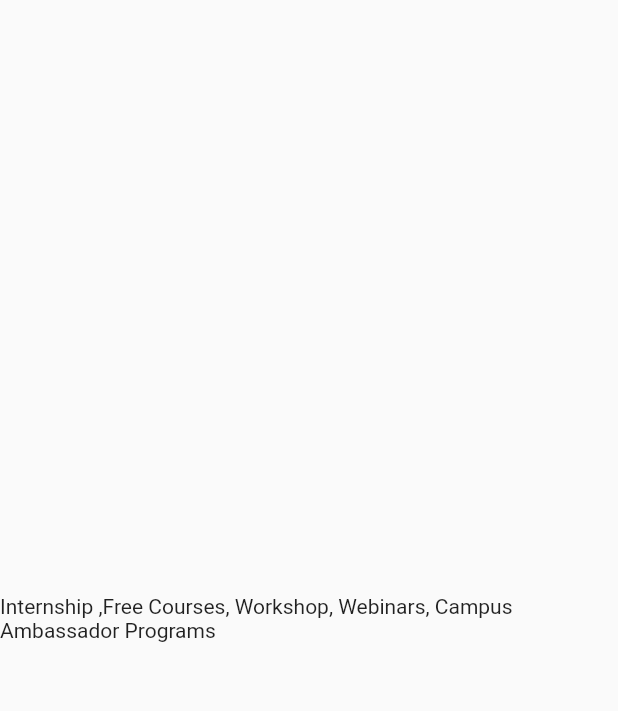
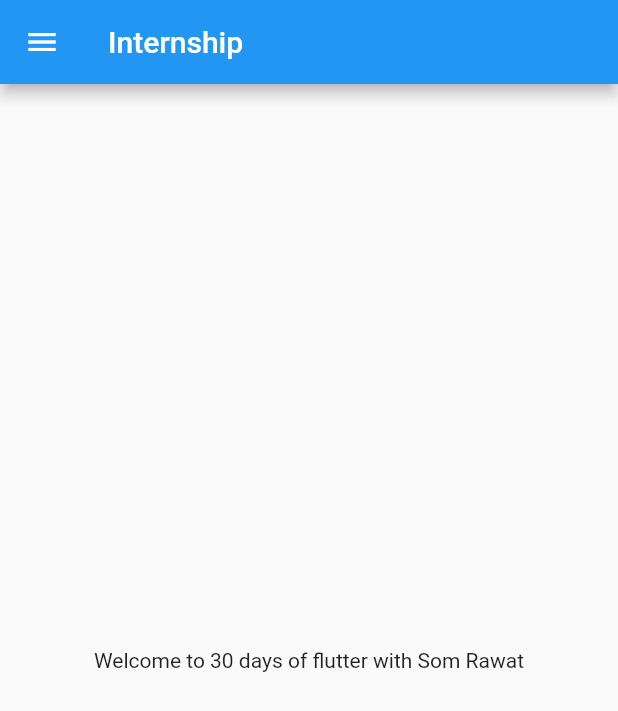
Before and after one commit to SomRawat/30DaysOfFlutter, a Flutter app: the screen it shows after launch, on a phone screen of 412 x 824 dp. Shown: the top 711 px of the screen. Run offline on Flutter 3.47's test engine with Material 2 defaults, Android fonts, the light colour scheme and no system bars.

Commit message:
Day 2 completed

```diff
--- /dev/null
+++ b/lib/home_page.dart
@@ -0,0 +1,21 @@
+import 'package:flutter/material.dart';
+
+class HomePage extends StatelessWidget {
+  @override
+  Widget build(BuildContext context) {
+    final int days = 30;
+    final String name = "Som Rawat";
+
+    return Scaffold(
+      appBar: AppBar(
+        title: Text("Internship"),
+      ),
+      body: Center(
+        child: Container(
+          child: Text("Welcome to $days days of flutter with " + name),
+        ),
+      ),
+      drawer: Drawer(),
+    );
+  }
+}
--- a/lib/main.dart
+++ b/lib/main.dart
@@ -1,23 +1,18 @@
 import 'package:flutter/material.dart';
+import 'package:time_tracker_flutter_course/home_page.dart';
 
 void main() {
   runApp(MyApp());
 }
 
 class MyApp extends StatelessWidget {
-  const MyApp({Key? key}) : super(key: key);
-
   @override
   Widget build(BuildContext context) {
+    int days = 30;
+    String name = "Som Rawat";
+
     return MaterialApp(
-      home: Material(
-        child: Center(
-          child: Container(
-            child: Text(
-                "Internship ,Free Courses, Workshop, Webinars, Campus Ambassador Programs"),
-          ),
-        ),
-      ),
+      home: HomePage(),
     );
   }
 }
```
